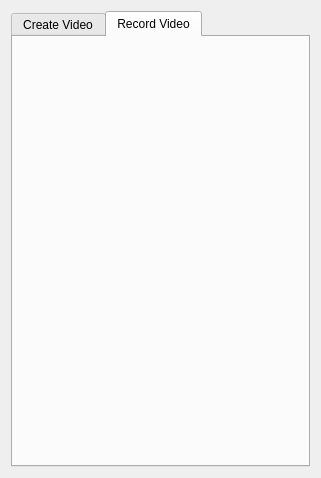
NicolasRannou/TrackVisualization, file src/DesignerDialogRecorder.ui: the form before one commit.
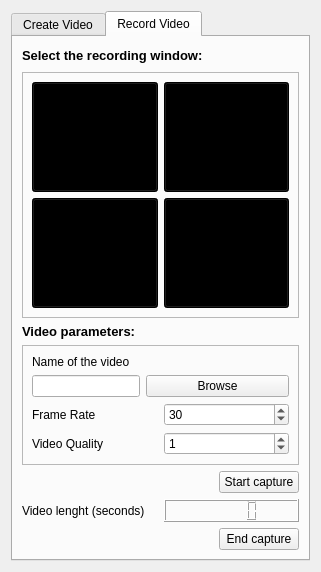
The form after the commit. The open tabs and pages were chosen to show the change.

Commit message: ENH: 2nd recording method designed but no connections

What changed in the file:
```diff
--- a/src/DesignerDialogRecorder.ui
+++ b/src/DesignerDialogRecorder.ui
@@ -7,7 +7,7 @@
     <x>0</x>
     <y>0</y>
     <width>321</width>
-    <height>478</height>
+    <height>572</height>
    </rect>
   </property>
   <property name="windowTitle">
@@ -342,6 +342,914 @@
       <attribute name="title">
        <string>Record Video</string>
       </attribute>
+      <layout class="QGridLayout" name="gridLayout_32">
+       <item row="0" column="0">
+        <layout class="QGridLayout" name="gridLayout_22">
+         <item row="0" column="0">
+          <layout class="QGridLayout" name="gridLayout_21">
+           <item row="0" column="0">
+            <widget class="QLabel" name="label_13">
+             <property name="text">
+              <string>&lt;!DOCTYPE HTML PUBLIC &quot;-//W3C//DTD HTML 4.0//EN&quot; &quot;http://www.w3.org/TR/REC-html40/strict.dtd&quot;&gt;
+&lt;html&gt;&lt;head&gt;&lt;meta name=&quot;qrichtext&quot; content=&quot;1&quot; /&gt;&lt;style type=&quot;text/css&quot;&gt;
+p, li { white-space: pre-wrap; }
+&lt;/style&gt;&lt;/head&gt;&lt;body style=&quot; font-family:'Sans'; font-size:10pt; font-weight:400; font-style:normal;&quot;&gt;
+&lt;p style=&quot; margin-top:0px; margin-bottom:0px; margin-left:0px; margin-right:0px; -qt-block-indent:0; text-indent:0px;&quot;&gt;&lt;span style=&quot; font-weight:600;&quot;&gt;Select the recording window:&lt;/span&gt;&lt;/p&gt;&lt;/body&gt;&lt;/html&gt;</string>
+             </property>
+            </widget>
+           </item>
+           <item row="0" column="1">
+            <spacer name="horizontalSpacer_2">
+             <property name="orientation">
+              <enum>Qt::Horizontal</enum>
+             </property>
+             <property name="sizeHint" stdset="0">
+              <size>
+               <width>40</width>
+               <height>20</height>
+              </size>
+             </property>
+            </spacer>
+           </item>
+          </layout>
+         </item>
+         <item row="1" column="0">
+          <widget class="QFrame" name="frame_3">
+           <property name="frameShape">
+            <enum>QFrame::StyledPanel</enum>
+           </property>
+           <property name="frameShadow">
+            <enum>QFrame::Raised</enum>
+           </property>
+           <layout class="QGridLayout" name="gridLayout_20">
+            <item row="0" column="0">
+             <layout class="QGridLayout" name="gridLayout_19">
+              <item row="0" column="0">
+               <widget class="QPushButton" name="pushButton">
+                <property name="sizePolicy">
+                 <sizepolicy hsizetype="Expanding" vsizetype="Expanding">
+                  <horstretch>0</horstretch>
+                  <verstretch>0</verstretch>
+                 </sizepolicy>
+                </property>
+                <property name="minimumSize">
+                 <size>
+                  <width>0</width>
+                  <height>80</height>
+                 </size>
+                </property>
+                <property name="palette">
+                 <palette>
+                  <active>
+                   <colorrole role="Button">
+                    <brush brushstyle="SolidPattern">
+                     <color alpha="255">
+                      <red>0</red>
+                      <green>0</green>
+                      <blue>0</blue>
+                     </color>
+                    </brush>
+                   </colorrole>
+                   <colorrole role="Midlight">
+                    <brush brushstyle="SolidPattern">
+                     <color alpha="255">
+                      <red>0</red>
+                      <green>0</green>
+                      <blue>0</blue>
+                     </color>
+                    </brush>
+                   </colorrole>
+                   <colorrole role="Base">
+                    <brush brushstyle="SolidPattern">
+                     <color alpha="255">
+                      <red>0</red>
+                      <green>0</green>
+                      <blue>0</blue>
+                     </color>
+                    </brush>
+                   </colorrole>
+                   <colorrole role="Window">
+                    <brush brushstyle="SolidPattern">
+                     <color alpha="255">
+                      <red>0</red>
+                      <green>0</green>
+                      <blue>0</blue>
+                     </color>
+                    </brush>
+                   </colorrole>
+                   <colorrole role="AlternateBase">
+                    <brush brushstyle="SolidPattern">
+                     <color alpha="255">
+                      <red>0</red>
+                      <green>0</green>
+                      <blue>0</blue>
+                     </color>
+                    </brush>
+                   </colorrole>
+                  </active>
+                  <inactive>
+                   <colorrole role="Button">
+                    <brush brushstyle="SolidPattern">
+                     <color alpha="255">
+                      <red>0</red>
+                      <green>0</green>
+                      <blue>0</blue>
+                     </color>
+                    </brush>
+                   </colorrole>
+                   <colorrole role="Midlight">
+                    <brush brushstyle="SolidPattern">
+                     <color alpha="255">
+                      <red>0</red>
+                      <green>0</green>
+                      <blue>0</blue>
+                     </color>
+                    </brush>
+                   </colorrole>
+                   <colorrole role="Base">
+                    <brush brushstyle="SolidPattern">
+                     <color alpha="255">
+                      <red>0</red>
+                      <green>0</green>
+                      <blue>0</blue>
+                     </color>
+                    </brush>
+                   </colorrole>
+                   <colorrole role="Window">
+                    <brush brushstyle="SolidPattern">
+                     <color alpha="255">
+                      <red>0</red>
+                      <green>0</green>
+                      <blue>0</blue>
+                     </color>
+                    </brush>
+                   </colorrole>
+                   <colorrole role="AlternateBase">
+                    <brush brushstyle="SolidPattern">
+                     <color alpha="255">
+                      <red>0</red>
+                      <green>0</green>
+                      <blue>0</blue>
+                     </color>
+                    </brush>
+                   </colorrole>
+                  </inactive>
+                  <disabled>
+                   <colorrole role="Button">
+                    <brush brushstyle="SolidPattern">
+                     <color alpha="255">
+                      <red>0</red>
+                      <green>0</green>
+                      <blue>0</blue>
+                     </color>
+                    </brush>
+                   </colorrole>
+                   <colorrole role="Midlight">
+                    <brush brushstyle="SolidPattern">
+                     <color alpha="255">
+                      <red>0</red>
+                      <green>0</green>
+                      <blue>0</blue>
+                     </color>
+                    </brush>
+                   </colorrole>
+                   <colorrole role="Base">
+                    <brush brushstyle="SolidPattern">
+                     <color alpha="255">
+                      <red>0</red>
+                      <green>0</green>
+                      <blue>0</blue>
+                     </color>
+                    </brush>
+                   </colorrole>
+                   <colorrole role="Window">
+                    <brush brushstyle="SolidPattern">
+                     <color alpha="255">
+                      <red>0</red>
+                      <green>0</green>
+                      <blue>0</blue>
+                     </color>
+                    </brush>
+                   </colorrole>
+                   <colorrole role="AlternateBase">
+                    <brush brushstyle="SolidPattern">
+                     <color alpha="255">
+                      <red>0</red>
+                      <green>0</green>
+                      <blue>0</blue>
+                     </color>
+                    </brush>
+                   </colorrole>
+                  </disabled>
+                 </palette>
+                </property>
+                <property name="styleSheet">
+                 <string notr="true">background-color: rgb(0, 0, 0)</string>
+                </property>
+                <property name="text">
+                 <string/>
+                </property>
+               </widget>
+              </item>
+              <item row="0" column="1">
+               <widget class="QPushButton" name="pushButton_2">
+                <property name="sizePolicy">
+                 <sizepolicy hsizetype="Expanding" vsizetype="Expanding">
+                  <horstretch>0</horstretch>
+                  <verstretch>0</verstretch>
+                 </sizepolicy>
+                </property>
+                <property name="minimumSize">
+                 <size>
+                  <width>0</width>
+                  <height>80</height>
+                 </size>
+                </property>
+                <property name="palette">
+                 <palette>
+                  <active>
+                   <colorrole role="Button">
+                    <brush brushstyle="SolidPattern">
+                     <color alpha="255">
+                      <red>0</red>
+                      <green>0</green>
+                      <blue>0</blue>
+                     </color>
+                    </brush>
+                   </colorrole>
+                   <colorrole role="Midlight">
+                    <brush brushstyle="SolidPattern">
+                     <color alpha="255">
+                      <red>0</red>
+                      <green>0</green>
+                      <blue>0</blue>
+                     </color>
+                    </brush>
+                   </colorrole>
+                   <colorrole role="Base">
+                    <brush brushstyle="SolidPattern">
+                     <color alpha="255">
+                      <red>0</red>
+                      <green>0</green>
+                      <blue>0</blue>
+                     </color>
+                    </brush>
+                   </colorrole>
+                   <colorrole role="Window">
+                    <brush brushstyle="SolidPattern">
+                     <color alpha="255">
+                      <red>0</red>
+                      <green>0</green>
+                      <blue>0</blue>
+                     </color>
+                    </brush>
+                   </colorrole>
+                   <colorrole role="AlternateBase">
+                    <brush brushstyle="SolidPattern">
+                     <color alpha="255">
+                      <red>0</red>
+                      <green>0</green>
+                      <blue>0</blue>
+                     </color>
+                    </brush>
+                   </colorrole>
+                  </active>
+                  <inactive>
+                   <colorrole role="Button">
+                    <brush brushstyle="SolidPattern">
+                     <color alpha="255">
+                      <red>0</red>
+                      <green>0</green>
+                      <blue>0</blue>
+                     </color>
+                    </brush>
+                   </colorrole>
+                   <colorrole role="Midlight">
+                    <brush brushstyle="SolidPattern">
+                     <color alpha="255">
+                      <red>0</red>
+                      <green>0</green>
+                      <blue>0</blue>
+                     </color>
+                    </brush>
+                   </colorrole>
+                   <colorrole role="Base">
+                    <brush brushstyle="SolidPattern">
+                     <color alpha="255">
+                      <red>0</red>
+                      <green>0</green>
+                      <blue>0</blue>
+                     </color>
+                    </brush>
+                   </colorrole>
+                   <colorrole role="Window">
+                    <brush brushstyle="SolidPattern">
+                     <color alpha="255">
+                      <red>0</red>
+                      <green>0</green>
+                      <blue>0</blue>
+                     </color>
+                    </brush>
+                   </colorrole>
+                   <colorrole role="AlternateBase">
+                    <brush brushstyle="SolidPattern">
+                     <color alpha="255">
+                      <red>0</red>
+                      <green>0</green>
+                      <blue>0</blue>
+                     </color>
+                    </brush>
+                   </colorrole>
+                  </inactive>
+                  <disabled>
+                   <colorrole role="Button">
+                    <brush brushstyle="SolidPattern">
+                     <color alpha="255">
+                      <red>0</red>
+                      <green>0</green>
+                      <blue>0</blue>
+                     </color>
+                    </brush>
+                   </colorrole>
+                   <colorrole role="Midlight">
+                    <brush brushstyle="SolidPattern">
+                     <color alpha="255">
+                      <red>0</red>
+                      <green>0</green>
+                      <blue>0</blue>
+                     </color>
+                    </brush>
+                   </colorrole>
+                   <colorrole role="Base">
+                    <brush brushstyle="SolidPattern">
+                     <color alpha="255">
+                      <red>0</red>
+                      <green>0</green>
+                      <blue>0</blue>
+                     </color>
+                    </brush>
+                   </colorrole>
+                   <colorrole role="Window">
+                    <brush brushstyle="SolidPattern">
+                     <color alpha="255">
+                      <red>0</red>
+                      <green>0</green>
+                      <blue>0</blue>
+                     </color>
+                    </brush>
+                   </colorrole>
+                   <colorrole role="AlternateBase">
+                    <brush brushstyle="SolidPattern">
+                     <color alpha="255">
+                      <red>0</red>
+                      <green>0</green>
+                      <blue>0</blue>
+                     </color>
+                    </brush>
+                   </colorrole>
+                  </disabled>
+                 </palette>
+                </property>
+                <property name="styleSheet">
+                 <string notr="true">background-color: rgb(0, 0, 0)</string>
+                </property>
+                <property name="text">
+                 <string/>
+                </property>
+               </widget>
+              </item>
+              <item row="1" column="0">
+               <widget class="QPushButton" name="pushButton_3">
+                <property name="sizePolicy">
+                 <sizepolicy hsizetype="Expanding" vsizetype="Expanding">
+                  <horstretch>0</horstretch>
+                  <verstretch>0</verstretch>
+                 </sizepolicy>
+                </property>
+                <property name="minimumSize">
+                 <size>
+                  <width>0</width>
+                  <height>80</height>
+                 </size>
+                </property>
+                <property name="palette">
+                 <palette>
+                  <active>
+                   <colorrole role="Button">
+                    <brush brushstyle="SolidPattern">
+                     <color alpha="255">
+                      <red>0</red>
+                      <green>0</green>
+                      <blue>0</blue>
+                     </color>
+                    </brush>
+                   </colorrole>
+                   <colorrole role="Midlight">
+                    <brush brushstyle="SolidPattern">
+                     <color alpha="255">
+                      <red>0</red>
+                      <green>0</green>
+                      <blue>0</blue>
+                     </color>
+                    </brush>
+                   </colorrole>
+                   <colorrole role="Base">
+                    <brush brushstyle="SolidPattern">
+                     <color alpha="255">
+                      <red>0</red>
+                      <green>0</green>
+                      <blue>0</blue>
+                     </color>
+                    </brush>
+                   </colorrole>
+                   <colorrole role="Window">
+                    <brush brushstyle="SolidPattern">
+                     <color alpha="255">
+                      <red>0</red>
+                      <green>0</green>
+                      <blue>0</blue>
+                     </color>
+                    </brush>
+                   </colorrole>
+                   <colorrole role="AlternateBase">
+                    <brush brushstyle="SolidPattern">
+                     <color alpha="255">
+                      <red>0</red>
+                      <green>0</green>
+                      <blue>0</blue>
+                     </color>
+                    </brush>
+                   </colorrole>
+                  </active>
+                  <inactive>
+                   <colorrole role="Button">
+                    <brush brushstyle="SolidPattern">
+                     <color alpha="255">
+                      <red>0</red>
+                      <green>0</green>
+                      <blue>0</blue>
+                     </color>
+                    </brush>
+                   </colorrole>
+                   <colorrole role="Midlight">
+                    <brush brushstyle="SolidPattern">
+                     <color alpha="255">
+                      <red>0</red>
+                      <green>0</green>
+                      <blue>0</blue>
+                     </color>
+                    </brush>
+                   </colorrole>
+                   <colorrole role="Base">
+                    <brush brushstyle="SolidPattern">
+                     <color alpha="255">
+                      <red>0</red>
+                      <green>0</green>
+                      <blue>0</blue>
+                     </color>
+                    </brush>
+                   </colorrole>
+                   <colorrole role="Window">
+                    <brush brushstyle="SolidPattern">
+                     <color alpha="255">
+                      <red>0</red>
+                      <green>0</green>
+                      <blue>0</blue>
+                     </color>
+                    </brush>
+                   </colorrole>
+                   <colorrole role="AlternateBase">
+                    <brush brushstyle="SolidPattern">
+                     <color alpha="255">
+                      <red>0</red>
+                      <green>0</green>
+                      <blue>0</blue>
+                     </color>
+                    </brush>
+                   </colorrole>
+                  </inactive>
+                  <disabled>
+                   <colorrole role="Button">
+                    <brush brushstyle="SolidPattern">
+                     <color alpha="255">
+                      <red>0</red>
+                      <green>0</green>
+                      <blue>0</blue>
+                     </color>
+                    </brush>
+                   </colorrole>
+                   <colorrole role="Midlight">
+                    <brush brushstyle="SolidPattern">
+                     <color alpha="255">
+                      <red>0</red>
+                      <green>0</green>
+                      <blue>0</blue>
+                     </color>
+                    </brush>
+                   </colorrole>
+                   <colorrole role="Base">
+                    <brush brushstyle="SolidPattern">
+                     <color alpha="255">
+                      <red>0</red>
+                      <green>0</green>
+                      <blue>0</blue>
+                     </color>
+                    </brush>
+                   </colorrole>
+                   <colorrole role="Window">
+                    <brush brushstyle="SolidPattern">
+                     <color alpha="255">
+                      <red>0</red>
+                      <green>0</green>
+                      <blue>0</blue>
+                     </color>
+                    </brush>
+                   </colorrole>
+                   <colorrole role="AlternateBase">
+                    <brush brushstyle="SolidPattern">
+                     <color alpha="255">
+                      <red>0</red>
+                      <green>0</green>
+                      <blue>0</blue>
+                     </color>
+                    </brush>
+                   </colorrole>
+                  </disabled>
+                 </palette>
+                </property>
+                <property name="styleSheet">
+                 <string notr="true">background-color: rgb(0, 0, 0)</string>
+                </property>
+                <property name="text">
+                 <string/>
+                </property>
+                <property name="flat">
+                 <bool>false</bool>
+                </property>
+               </widget>
+              </item>
+              <item row="1" column="1">
+               <widget class="QPushButton" name="pushButton_4">
+                <property name="sizePolicy">
+                 <sizepolicy hsizetype="Expanding" vsizetype="Expanding">
+                  <horstretch>0</horstretch>
+                  <verstretch>0</verstretch>
+                 </sizepolicy>
+                </property>
+                <property name="minimumSize">
+                 <size>
+                  <width>0</width>
+                  <height>80</height>
+                 </size>
+                </property>
+                <property name="palette">
+                 <palette>
+                  <active>
+                   <colorrole role="Button">
+                    <brush brushstyle="SolidPattern">
+                     <color alpha="255">
+                      <red>0</red>
+                      <green>0</green>
+                      <blue>0</blue>
+                     </color>
+                    </brush>
+                   </colorrole>
+                   <colorrole role="Midlight">
+                    <brush brushstyle="SolidPattern">
+                     <color alpha="255">
+                      <red>0</red>
+                      <green>0</green>
+                      <blue>0</blue>
+                     </color>
+                    </brush>
+                   </colorrole>
+                   <colorrole role="Base">
+                    <brush brushstyle="SolidPattern">
+                     <color alpha="255">
+                      <red>0</red>
+                      <green>0</green>
+                      <blue>0</blue>
+                     </color>
+                    </brush>
+                   </colorrole>
+                   <colorrole role="Window">
+                    <brush brushstyle="SolidPattern">
+                     <color alpha="255">
+                      <red>0</red>
+                      <green>0</green>
+                      <blue>0</blue>
+                     </color>
+                    </brush>
+                   </colorrole>
+                   <colorrole role="AlternateBase">
+                    <brush brushstyle="SolidPattern">
+                     <color alpha="255">
+                      <red>0</red>
+                      <green>0</green>
+                      <blue>0</blue>
+                     </color>
+                    </brush>
+                   </colorrole>
+                  </active>
+                  <inactive>
+                   <colorrole role="Button">
+                    <brush brushstyle="SolidPattern">
+                     <color alpha="255">
+                      <red>0</red>
+                      <green>0</green>
+                      <blue>0</blue>
+                     </color>
+                    </brush>
+                   </colorrole>
+                   <colorrole role="Midlight">
+                    <brush brushstyle="SolidPattern">
+                     <color alpha="255">
+                      <red>0</red>
+                      <green>0</green>
+                      <blue>0</blue>
+                     </color>
+                    </brush>
+                   </colorrole>
+                   <colorrole role="Base">
+                    <brush brushstyle="SolidPattern">
+                     <color alpha="255">
+                      <red>0</red>
+                      <green>0</green>
+                      <blue>0</blue>
+                     </color>
+                    </brush>
+                   </colorrole>
+                   <colorrole role="Window">
+                    <brush brushstyle="SolidPattern">
+                     <color alpha="255">
+                      <red>0</red>
+                      <green>0</green>
+                      <blue>0</blue>
+                     </color>
+                    </brush>
+                   </colorrole>
+                   <colorrole role="AlternateBase">
+                    <brush brushstyle="SolidPattern">
+                     <color alpha="255">
+                      <red>0</red>
+                      <green>0</green>
+                      <blue>0</blue>
+                     </color>
+                    </brush>
+                   </colorrole>
+                  </inactive>
+                  <disabled>
+                   <colorrole role="Button">
+                    <brush brushstyle="SolidPattern">
+                     <color alpha="255">
+                      <red>0</red>
+                      <green>0</green>
+                      <blue>0</blue>
+                     </color>
+                    </brush>
+                   </colorrole>
+                   <colorrole role="Midlight">
+                    <brush brushstyle="SolidPattern">
+                     <color alpha="255">
+                      <red>0</red>
+                      <green>0</green>
+                      <blue>0</blue>
+                     </color>
+                    </brush>
+                   </colorrole>
+                   <colorrole role="Base">
+                    <brush brushstyle="SolidPattern">
+                     <color alpha="255">
+                      <red>0</red>
+                      <green>0</green>
+                      <blue>0</blue>
+                     </color>
+                    </brush>
+                   </colorrole>
+                   <colorrole role="Window">
+                    <brush brushstyle="SolidPattern">
+                     <color alpha="255">
+                      <red>0</red>
+                      <green>0</green>
+                      <blue>0</blue>
+                     </color>
+                    </brush>
+                   </colorrole>
+                   <colorrole role="AlternateBase">
+                    <brush brushstyle="SolidPattern">
+                     <color alpha="255">
+                      <red>0</red>
+                      <green>0</green>
+                      <blue>0</blue>
+                     </color>
+                    </brush>
+                   </colorrole>
+                  </disabled>
+                 </palette>
+                </property>
+                <property name="styleSheet">
+                 <string notr="true">background-color: rgb(0, 0, 0)</string>
+                </property>
+                <property name="text">
+                 <string/>
+                </property>
+               </widget>
+              </item>
+             </layout>
+            </item>
+           </layout>
+          </widget>
+         </item>
+        </layout>
+       </item>
+       <item row="1" column="0">
+        <layout class="QGridLayout" name="gridLayout_31">
+         <item row="0" column="0">
+          <widget class="QLabel" name="label_14">
+           <property name="text">
+            <string>&lt;!DOCTYPE HTML PUBLIC &quot;-//W3C//DTD HTML 4.0//EN&quot; &quot;http://www.w3.org/TR/REC-html40/strict.dtd&quot;&gt;
+&lt;html&gt;&lt;head&gt;&lt;meta name=&quot;qrichtext&quot; content=&quot;1&quot; /&gt;&lt;style type=&quot;text/css&quot;&gt;
+p, li { white-space: pre-wrap; }
+&lt;/style&gt;&lt;/head&gt;&lt;body style=&quot; font-family:'Sans'; font-size:10pt; font-weight:400; font-style:normal;&quot;&gt;
+&lt;p style=&quot; margin-top:0px; margin-bottom:0px; margin-left:0px; margin-right:0px; -qt-block-indent:0; text-indent:0px;&quot;&gt;&lt;span style=&quot; font-weight:600;&quot;&gt;Video parameters:&lt;/span&gt;&lt;/p&gt;&lt;/body&gt;&lt;/html&gt;</string>
+           </property>
+          </widget>
+         </item>
+         <item row="1" column="0">
+          <widget class="QFrame" name="frame_4">
+           <property name="frameShape">
+            <enum>QFrame::StyledPanel</enum>
+           </property>
+           <property name="frameShadow">
+            <enum>QFrame::Raised</enum>
+           </property>
+           <layout class="QGridLayout" name="gridLayout_30">
+            <item row="0" column="0">
+             <widget class="QLabel" name="videoNameLabel_2">
+              <property name="text">
+               <string>Name of the video</string>
+              </property>
+             </widget>
+            </item>
+            <item row="1" column="0">
+             <layout class="QGridLayout" name="gridLayout_26">
+              <item row="0" column="0">
+               <widget class="QLineEdit" name="videoName_2">
+                <property name="sizePolicy">
+                 <sizepolicy hsizetype="Maximum" vsizetype="Fixed">
+                  <horstretch>0</horstretch>
+                  <verstretch>0</verstretch>
+                 </sizepolicy>
+                </property>
+                <property name="inputMask">
+                 <string/>
+                </property>
+                <property name="text">
+                 <string/>
+                </property>
+               </widget>
+              </item>
+              <item row="0" column="1">
+               <widget class="QPushButton" name="createFile_2">
+                <property name="enabled">
+                 <bool>true</bool>
+                </property>
+                <property name="minimumSize">
+                 <size>
+                  <width>4</width>
+                  <height>0</height>
+                 </size>
+                </property>
+                <property name="contextMenuPolicy">
+                 <enum>Qt::DefaultContextMenu</enum>
+                </property>
+                <property name="text">
+                 <string>Browse</string>
+                </property>
+                <property name="iconSize">
+                 <size>
+                  <width>10</width>
+                  <height>10</height>
+                 </size>
+                </property>
+               </widget>
+              </item>
+             </layout>
+            </item>
+            <item row="2" column="0">
+             <layout class="QGridLayout" name="gridLayout_27">
+              <item row="0" column="0">
+               <widget class="QLabel" name="label_15">
+                <property name="text">
+                 <string>Frame Rate</string>
+                </property>
+               </widget>
+              </item>
+              <item row="0" column="1">
+               <widget class="QSpinBox" name="frameRate_2">
+                <property name="value">
+                 <number>30</number>
+                </property>
+               </widget>
+              </item>
+             </layout>
+            </item>
+            <item row="3" column="0">
+             <layout class="QGridLayout" name="gridLayout_28">
+              <item row="0" column="0">
+               <widget class="QLabel" name="label_16">
+                <property name="text">
+                 <string>Video Quality</string>
+                </property>
+               </widget>
+              </item>
+              <item row="0" column="1">
+               <widget class="QSpinBox" name="videoQuality_2">
+                <property name="minimum">
+                 <number>0</number>
+                </property>
+                <property name="maximum">
+                 <number>2</number>
+                </property>
+                <property name="value">
+                 <number>1</number>
+                </property>
+               </widget>
+              </item>
+             </layout>
+            </item>
+           </layout>
+          </widget>
+         </item>
+        </layout>
+       </item>
+       <item row="2" column="0">
+        <layout class="QGridLayout" name="gridLayout_29">
+         <item row="0" column="0">
+          <layout class="QGridLayout" name="gridLayout_25">
+           <item row="0" column="0">
+            <spacer name="horizontalSpacer_3">
+             <property name="orientation">
+              <enum>Qt::Horizontal</enum>
+             </property>
+             <property name="sizeHint" stdset="0">
+              <size>
+               <width>40</width>
+               <height>20</height>
+              </size>
+             </property>
+            </spacer>
+           </item>
+           <item row="0" column="1">
+            <widget class="QPushButton" name="pushButton_5">
+             <property name="text">
+              <string>Start capture</string>
+             </property>
+            </widget>
+           </item>
+          </layout>
+         </item>
+         <item row="1" column="0">
+          <layout class="QGridLayout" name="gridLayout_24">
+           <item row="0" column="0">
+            <widget class="QLabel" name="label_17">
+             <property name="text">
+              <string>Video lenght (seconds)</string>
+             </property>
+            </widget>
+           </item>
+           <item row="0" column="1">
+            <widget class="QLCDNumber" name="lcdNumber"/>
+           </item>
+          </layout>
+         </item>
+         <item row="2" column="0">
+          <layout class="QGridLayout" name="gridLayout_23">
+           <item row="0" column="0">
+            <spacer name="horizontalSpacer_4">
+             <property name="orientation">
+              <enum>Qt::Horizontal</enum>
+             </property>
+             <property name="sizeHint" stdset="0">
+              <size>
+               <width>40</width>
+               <height>20</height>
+              </size>
+             </property>
+            </spacer>
+           </item>
+           <item row="0" column="1">
+            <widget class="QPushButton" name="pushButton_6">
+             <property name="text">
+              <string>End capture</string>
+             </property>
+            </widget>
+           </item>
+          </layout>
+         </item>
+        </layout>
+       </item>
+      </layout>
      </widget>
     </widget>
    </item>
```
Left out of the diff: 2 changed lines with no effect on the pictures. The commit also changes 2 other files.
